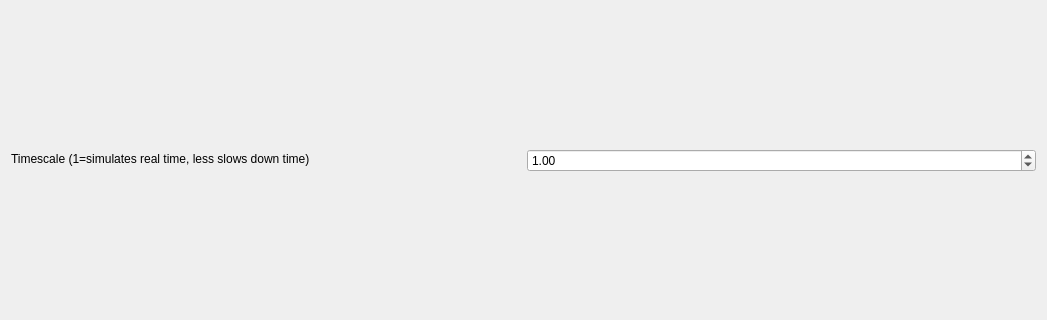
AnetteRana/VisSim, file mainwindow.ui: the form before one commit; both pictures show x 0 to 1047 and y 241 to 561 of the 1047 by 788 pixel window.
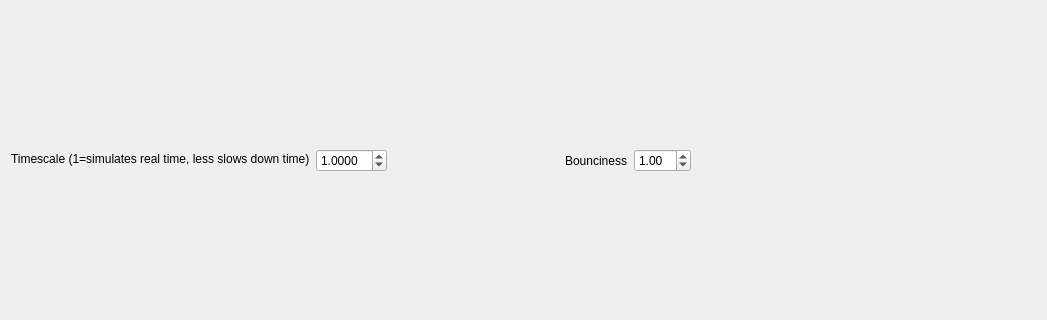
The form after the commit.

```diff
--- a/mainwindow.ui
+++ b/mainwindow.ui
@@ -47,14 +47,79 @@
       </item>
       <item>
        <widget class="QDoubleSpinBox" name="timescale">
+        <property name="decimals">
+         <number>4</number>
+        </property>
         <property name="minimum">
-         <double>0.010000000000000</double>
+         <double>0.000100000000000</double>
         </property>
         <property name="value">
          <double>1.000000000000000</double>
         </property>
        </widget>
       </item>
+      <item>
+       <spacer name="horizontalSpacer">
+        <property name="orientation">
+         <enum>Qt::Horizontal</enum>
+        </property>
+        <property name="sizeHint" stdset="0">
+         <size>
+          <width>40</width>
+          <height>20</height>
+         </size>
+        </property>
+       </spacer>
+      </item>
+      <item>
+       <widget class="QLabel" name="label_2">
+        <property name="text">
+         <string>Bounciness</string>
+        </property>
+       </widget>
+      </item>
+      <item>
+       <widget class="QDoubleSpinBox" name="bounciness">
+        <property name="decimals">
+         <number>2</number>
+        </property>
+        <property name="minimum">
+         <double>0.000000000000000</double>
+        </property>
+        <property name="singleStep">
+         <double>5.000000000000000</double>
+        </property>
+        <property name="value">
+         <double>1.000000000000000</double>
+        </property>
+       </widget>
+      </item>
+      <item>
+       <spacer name="horizontalSpacer_2">
+        <property name="orientation">
+         <enum>Qt::Horizontal</enum>
+        </property>
+        <property name="sizeHint" stdset="0">
+         <size>
+          <width>40</width>
+          <height>20</height>
+         </size>
+        </property>
+       </spacer>
+      </item>
+      <item>
+       <spacer name="horizontalSpacer_3">
+        <property name="orientation">
+         <enum>Qt::Horizontal</enum>
+        </property>
+        <property name="sizeHint" stdset="0">
+         <size>
+          <width>40</width>
+          <height>20</height>
+         </size>
+        </property>
+       </spacer>
+      </item>
      </layout>
     </item>
     <item>
```
Left out of the diff: 3 changed lines with no effect on the pictures.
